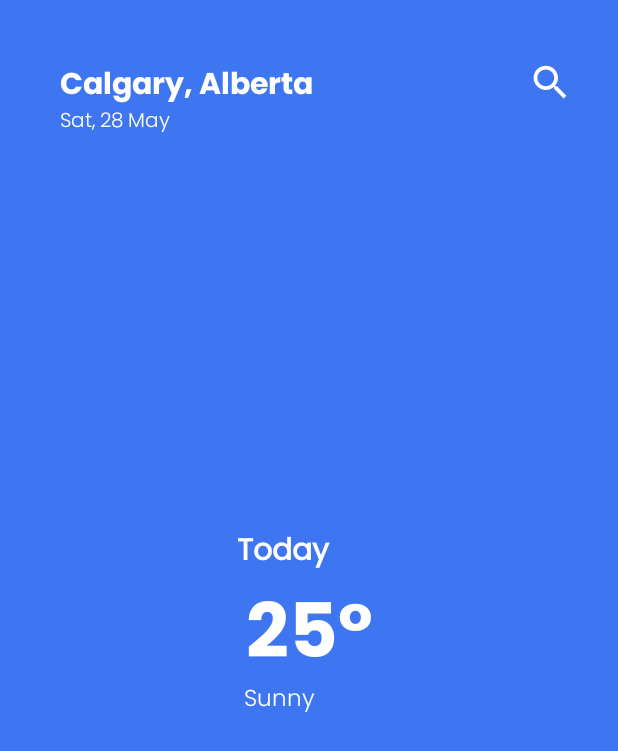
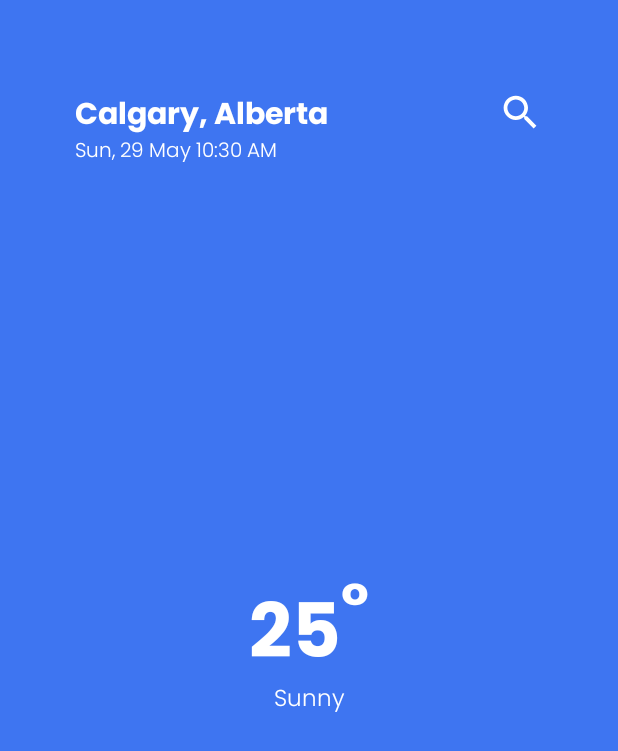
Before and after one commit to andrestaffa/Clima, an Android app: the screen it shows after launch (HomeActivity), on a phone screen of 412 x 824 dp. Shown: the top 751 px of the screen. Run offline under Robolectric (Android 15) with nearby library versions, the phone set to English and light mode, and no system bars; 1 statement that could not run was skipped.

```diff
--- a/app/build.gradle
+++ b/app/build.gradle
@@ -41,6 +41,7 @@ dependencies {
     androidTestImplementation 'androidx.test.ext:junit:1.1.3'
     androidTestImplementation 'androidx.test.espresso:espresso-core:3.4.0'
 
+    implementation 'com.squareup.okhttp3:okhttp:4.9.3'
     implementation 'com.google.android.gms:play-services-location:19.0.1'
     implementation 'com.google.android.libraries.places:places:2.6.0'
 }
--- a/app/src/main/java/com/calculatedinc/clima/Main/HomeActivity.java
+++ b/app/src/main/java/com/calculatedinc/clima/Main/HomeActivity.java
@@ -5,15 +5,19 @@ import android.content.Intent;
 import android.content.pm.PackageManager;
 import android.location.Location;
 import android.os.Bundle;
+import android.text.Html;
 import android.util.Log;
 import android.view.View;
 import android.widget.ImageView;
+import android.widget.TextView;
 import android.widget.Toast;
 
 import androidx.annotation.NonNull;
 import androidx.annotation.Nullable;
 import androidx.appcompat.app.AppCompatActivity;
 
+import com.calculatedinc.clima.Manager.APIManager;
+import com.calculatedinc.clima.Manager.Utils;
 import com.calculatedinc.clima.R;
 import com.google.android.gms.common.api.Status;
 import com.google.android.gms.location.FusedLocationProviderClient;
@@ -32,18 +36,32 @@ import java.util.List;
 
 public class HomeActivity extends AppCompatActivity {
 
+    // Calgary, Alberta 51.049999, -114.066666
+
     // UI Fields
     private View mDecorView;
+    private TextView locationNameTextView, dateTextView, temperatureTextView, climateTextView;
 
     @Override
     protected void onCreate(Bundle savedInstanceState) {
         super.onCreate(savedInstanceState);
         setContentView(R.layout.activity_home);
+
+        this.setupLocation();
+        this.setupPlaces();
+
         this.mDecorView = getWindow().getDecorView();
         this.mDecorView.setOnSystemUiVisibilityChangeListener((i) -> mDecorView.setSystemUiVisibility(hideSystemBars()));
 
-        this.setupLocation();
-        this.setupPlaces();
+        this.locationNameTextView = findViewById(R.id.locationNameTextView);
+        this.dateTextView = findViewById(R.id.dateTextView);
+        this.temperatureTextView = findViewById(R.id.tempTextView);
+        this.climateTextView = findViewById(R.id.climateTextView);
+
+        this.temperatureTextView.setText(Html.fromHtml("25<sup><small>°</small></sup>"));
+        this.dateTextView.setText(Utils.shared.getCurrentDate());
+
+        APIManager.shared.getWeatherData(51.049999, -114.066666);
 
     }
 
@@ -90,10 +108,10 @@ public class HomeActivity extends AppCompatActivity {
         LocationRequest locationRequest = LocationRequest.create();
         locationRequest.setInterval(1000 * 30);
         locationRequest.setFastestInterval(1000 * 5);
-        locationRequest.setPriority(LocationRequest.PRIORITY_NO_POWER);
+        locationRequest.setPriority(LocationRequest.PRIORITY_BALANCED_POWER_ACCURACY);
         FusedLocationProviderClient fusedLocationProviderClient = LocationServices.getFusedLocationProviderClient(this);
-        if (checkSelfPermission(Manifest.permission.ACCESS_COARSE_LOCATION) == PackageManager.PERMISSION_GRANTED) fusedLocationProviderClient.getLastLocation().addOnSuccessListener(this::getLastLocation);
-        else requestPermissions(new String[] { Manifest.permission.ACCESS_COARSE_LOCATION }, 44);
+        if (checkSelfPermission(Manifest.permission.ACCESS_FINE_LOCATION) == PackageManager.PERMISSION_GRANTED) fusedLocationProviderClient.getLastLocation().addOnSuccessListener(this::getLastLocation);
+        else requestPermissions(new String[] { Manifest.permission.ACCESS_FINE_LOCATION }, 44);
     }
 
     @Override
@@ -107,7 +125,9 @@ public class HomeActivity extends AppCompatActivity {
     }
 
     private void getLastLocation(Location location) {
-        Toast.makeText(this, "Latitude: " + location.getLatitude() +  "\nLongitude: " + location.getLongitude(), Toast.LENGTH_SHORT).show();
+        if (location != null) {
+            Toast.makeText(this, "Latitude: " + location.getLatitude() +  "\nLongitude: " + location.getLongitude(), Toast.LENGTH_SHORT).show();
+        }
     }
 
     private void getSearchedLocation(LatLng location) {
--- /dev/null
+++ b/app/src/main/java/com/calculatedinc/clima/Manager/APIManager.java
@@ -0,0 +1,42 @@
+package com.calculatedinc.clima.Manager;
+
+import android.util.Log;
+import androidx.annotation.NonNull;
+import org.json.JSONException;
+import org.json.JSONObject;
+import java.io.IOException;
+import okhttp3.Call;
+import okhttp3.Callback;
+import okhttp3.OkHttpClient;
+import okhttp3.Request;
+import okhttp3.Response;
+
+public final class APIManager {
+
+    // Current Weather URL: https://api.openweathermap.org/data/2.5/weather?lat=35&lon=139&units=metric&appid={API key}
+    // 5 Day Weather Forecast: api.openweathermap.org/data/2.5/forecast?lat={lat}&lon={lon}&appid={API key}
+    // Weather Image Icon URL: https://openweathermap.org/img/wn/{icon}@2x.png
+
+    public static APIManager shared = new APIManager();
+    public APIManager() {}
+
+    public void getWeatherData(double latitude, double longitude) {
+        OkHttpClient client = new OkHttpClient();
+        String url = "https://api.openweathermap.org/data/2.5/weather?lat=" + latitude + "&lon=" + longitude + "&units=metric&&appid=0b048ee1be9687d2f2c7c716c34033c5";
+        Request request = new Request.Builder()
+                .url(url)
+                .get()
+                .build();
+        client.newCall(request).enqueue(new Callback() {
+            @Override public void onFailure(@NonNull Call call, @NonNull IOException e) { e.printStackTrace(); }
+            @Override
+            public void onResponse(@NonNull Call call, @NonNull Response response) throws IOException {
+                try {
+                    final JSONObject mainObject = new JSONObject(response.body().string());
+                    Log.wtf("WEATHER DATA", mainObject.toString());
+                } catch (JSONException e) { e.printStackTrace(); }
+            }
+        });
+    }
+
+}
--- /dev/null
+++ b/app/src/main/java/com/calculatedinc/clima/Manager/Utils.java
@@ -0,0 +1,24 @@
+package com.calculatedinc.clima.Manager;
+
+import android.util.Log;
+
+import java.text.SimpleDateFormat;
+import java.util.Calendar;
+import java.util.Date;
+import java.util.Locale;
+
+public final class Utils {
+
+    public static Utils shared = new Utils();
+    public Utils() {}
+
+    public String getCurrentDate() {
+        Date c = Calendar.getInstance().getTime();
+        SimpleDateFormat df = new SimpleDateFormat("EEE, dd MMM h:mm a", Locale.getDefault());
+        return df.format(c);
+    }
+
+
+
+
+}
--- /dev/null
+++ b/app/src/main/java/com/calculatedinc/clima/Model/Weather.java
@@ -0,0 +1,5 @@
+package com.calculatedinc.clima.Model;
+
+public class Weather {
+
+}
--- a/app/src/main/res/layout/activity_home.xml
+++ b/app/src/main/res/layout/activity_home.xml
@@ -18,7 +18,7 @@
         android:layout_alignTop="@+id/locationNameTextView"
         android:layout_alignParentEnd="true"
         android:layout_marginTop="0dp"
-        android:layout_marginEnd="30dp"
+        android:layout_marginEnd="50dp"
         android:adjustViewBounds="true"
         android:scaleType="centerCrop"
         android:src="@drawable/search_icon"
@@ -30,8 +30,8 @@
         android:layout_height="30dp"
         android:layout_alignParentStart="true"
         android:layout_alignParentTop="true"
-        android:layout_marginStart="40dp"
-        android:layout_marginTop="40dp"
+        android:layout_marginStart="50dp"
+        android:layout_marginTop="60dp"
         android:gravity="start"
         android:text="Calgary, Alberta"
         android:textColor="@color/white"
@@ -41,33 +41,18 @@
 
     <TextView
         android:id="@+id/dateTextView"
-        android:layout_width="100dp"
+        android:layout_width="150dp"
         android:layout_height="18dp"
         android:layout_below="@+id/locationNameTextView"
         android:layout_alignStart="@+id/locationNameTextView"
         android:layout_marginStart="0dp"
         android:layout_marginTop="0dp"
         android:gravity="start"
-        android:text="Sat, 28 May"
+        android:text="Sat, 28 May 10:00AM"
         android:textColor="@color/white"
         android:fontFamily="@font/poppins_light"
         android:textSize="13sp"
         android:textStyle="normal" />
-
-    <TextView
-        android:id="@+id/dayTextView"
-        android:layout_width="85dp"
-        android:layout_height="30dp"
-        android:layout_alignStart="@+id/tempTextView"
-        android:layout_alignBottom="@+id/tempTextView"
-        android:layout_marginStart="0dp"
-        android:layout_marginBottom="60dp"
-        android:gravity="center"
-        android:text="Today"
-        android:textColor="@color/white"
-        android:fontFamily="@font/poppins_regular"
-        android:textSize="20sp"
-        android:textStyle="bold" />
 
     <TextView
         android:id="@+id/tempTextView"
@@ -87,9 +72,8 @@
         android:id="@+id/climateTextView"
         android:layout_width="60dp"
         android:layout_height="30dp"
-        android:layout_alignTop="@+id/tempTextView"
-        android:layout_alignStart="@+id/dayTextView"
-        android:layout_marginStart="10dp"
+        android:layout_centerHorizontal="true"
+        android:layout_alignTop="@id/tempTextView"
         android:layout_marginTop="70dp"
         android:gravity="center"
         android:text="Sunny"
```
